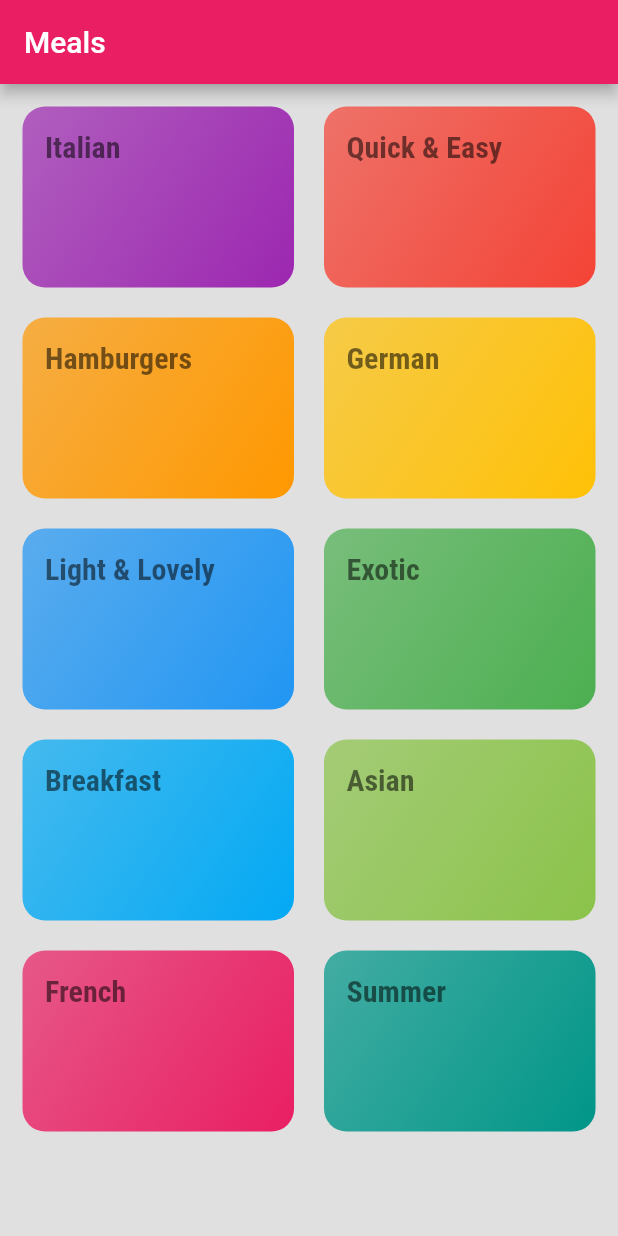
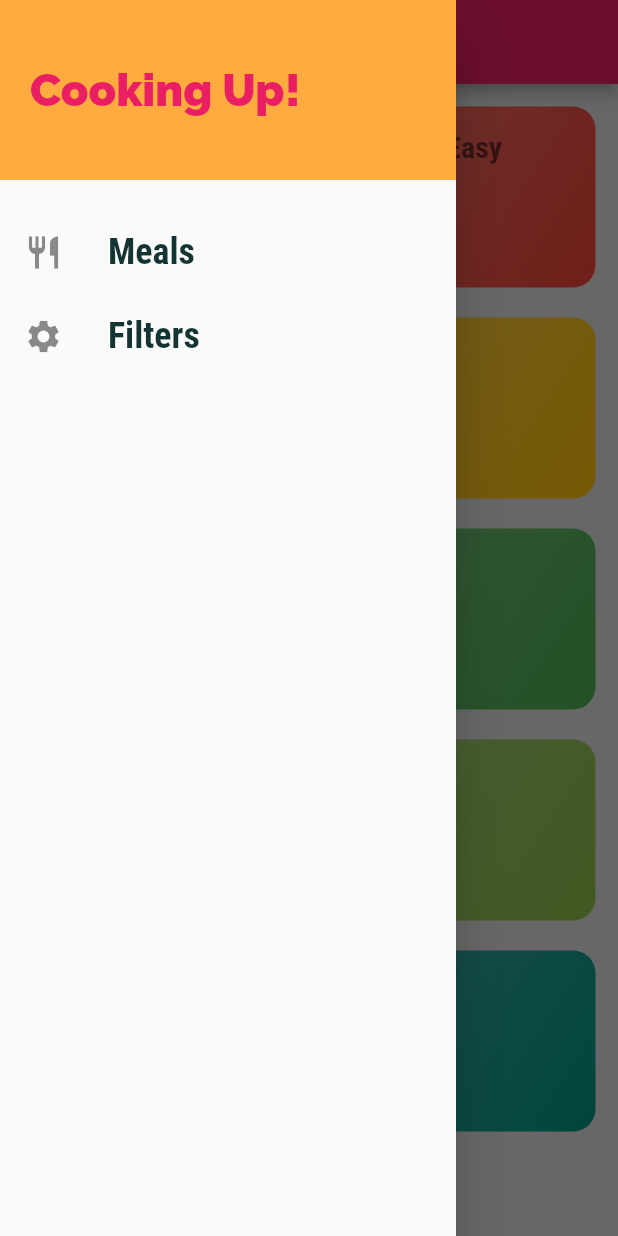
Before and after one commit to muhammadkh242/Recipes, a Flutter app: the screen it shows after launch, with the side drawer open (before the commit the screen has no drawer), on a phone screen of 412 x 824 dp. Run offline on Flutter 3.47's test engine with Material 2 defaults, Android fonts, the phone set to English and light mode, and no system bars.

```diff
--- a/lib/main.dart
+++ b/lib/main.dart
@@ -43,7 +43,6 @@ class MyApp extends StatelessWidget {
         CategoryMealsScreen.routeName: (ctx) => const CategoryMealsScreen(),
         MealDetailsScreen.routeName: (ctx) => const MealDetailsScreen(),
       },
-      //home: const CategoryScreen(),
     );
   }
 }
--- a/lib/screens/categories_screen.dart
+++ b/lib/screens/categories_screen.dart
@@ -1,6 +1,7 @@
 import 'package:flutter/material.dart';
 import 'package:meals/widgets/category_item.dart';
 import 'package:meals/dummy_data.dart';
+import 'package:meals/widgets/main_drawer.dart';
 
 class CategoryScreen extends StatelessWidget {
   const CategoryScreen({Key? key}) : super(key: key);
@@ -8,6 +9,7 @@ class CategoryScreen extends StatelessWidget {
   @override
   Widget build(BuildContext context) {
     return Scaffold(
+      drawer: const MainDrawer(),
       appBar: AppBar(
         title: const Text("Meals"),
       ),
--- /dev/null
+++ b/lib/widgets/main_drawer.dart
@@ -0,0 +1,53 @@
+import 'package:flutter/material.dart';
+
+class MainDrawer extends StatelessWidget {
+  const MainDrawer({Key? key}) : super(key: key);
+
+  @override
+  Widget build(BuildContext context) {
+    return Drawer(
+      child: Column(
+        children: [
+          Container(
+            height: 120,
+            width: double.infinity,
+            padding: const EdgeInsets.all(20.0),
+            alignment: Alignment.centerLeft,
+            color: Theme.of(context).colorScheme.secondary,
+            child: const Text(
+              'Cooking Up!',
+              style: TextStyle(
+                fontWeight: FontWeight.w900,
+                fontSize: 30,
+                color: Colors.pink,
+              ),
+            ),
+          ),
+          const SizedBox(
+            height: 20.0,
+          ),
+          buildListTile("Meals", Icons.restaurant, () => null),
+          buildListTile("Filters", Icons.settings, () => null)
+        ],
+      ),
+    );
+  }
+
+  Widget buildListTile(String title, IconData iconData, Function() tapHandler) {
+    return ListTile(
+      leading: Icon(
+        iconData,
+        size: 26,
+      ),
+      title: Text(
+        title,
+        style: const TextStyle(
+          fontFamily: 'RobotoCondensed',
+          fontSize: 24,
+          fontWeight: FontWeight.bold,
+        ),
+      ),
+      onTap: tapHandler,
+    );
+  }
+}
```
Also changed, not shown: lib/screens/category_meals_screen.dart (+32 -5 lines), lib/screens/favorites_screen.dart (added, +10 -0 lines), lib/screens/meal_details_screen.dart (+8 -1 lines), lib/widgets/meal_item.dart (+9 -2 lines).
